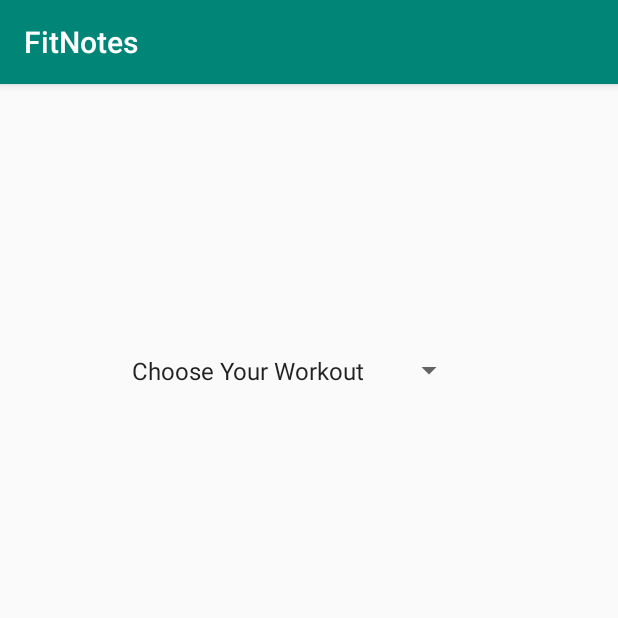
After one commit to angad-singh15/CS449-Project, an Android app: the WorkoutActivity screen opened directly, with no data from a screen before it, on a phone screen of 412 x 824 dp, the top half of it. The commit adds this screen. Run offline under Robolectric (Android 15) with nearby library versions, the phone set to English and light mode, and no system bars.

Commit message:
Updated workout page and added new activities

```diff
--- a/app/build.gradle
+++ b/app/build.gradle
@@ -23,6 +23,9 @@
     implementation fileTree(dir: 'libs', include: ['*.jar'])
     implementation 'androidx.appcompat:appcompat:1.0.2'
     implementation 'androidx.constraintlayout:constraintlayout:1.1.3'
+    implementation 'com.google.android.material:material:1.0.0'
+    implementation 'androidx.lifecycle:lifecycle-extensions:2.0.0'
+    implementation 'androidx.legacy:legacy-support-v4:1.0.0'
     testImplementation 'junit:junit:4.12'
     androidTestImplementation 'androidx.test.ext:junit:1.1.0'
     androidTestImplementation 'androidx.test.espresso:espresso-core:3.1.1'
--- a/app/src/main/AndroidManifest.xml
+++ b/app/src/main/AndroidManifest.xml
@@ -9,7 +9,9 @@
         android:roundIcon="@mipmap/ic_launcher_round"
         android:supportsRtl="true"
         android:theme="@style/AppTheme">
-        <activity android:name=".DropDownActivity"></activity>
+        <activity android:name=".WorkoutActivity"></activity>
+        <activity android:name=".TimerActivity" />
+        <activity android:name=".DropDownActivity" />
         <activity android:name=".MainActivity">
             <intent-filter>
                 <action android:name="android.intent.action.MAIN" />
--- /dev/null
+++ b/app/src/main/java/com/example/fitnotes/WorkoutActivity.java
@@ -0,0 +1,44 @@
+package com.example.fitnotes;
+
+import androidx.appcompat.app.AppCompatActivity;
+
+import android.content.Intent;
+import android.os.Bundle;
+import android.view.View;
+import android.widget.AdapterView;
+import android.widget.ArrayAdapter;
+import android.widget.Spinner;
+
+public class WorkoutActivity extends AppCompatActivity implements AdapterView.OnItemSelectedListener {
+
+    @Override
+    protected void onCreate(Bundle savedInstanceState) {
+        super.onCreate(savedInstanceState);
+        setContentView(R.layout.activity_workout);
+
+        Spinner workoutSpinner = findViewById(R.id.spinnerCategory);
+        ArrayAdapter<CharSequence> adapter = ArrayAdapter.createFromResource(this, R.array.WorkoutType, android.R.layout.simple_spinner_item);
+        adapter.setDropDownViewResource(android.R.layout.simple_spinner_dropdown_item);
+        workoutSpinner.setAdapter(adapter);
+        workoutSpinner.setOnItemSelectedListener(this);
+
+    }
+
+    @Override
+    public void onItemSelected(AdapterView<?> parent, View view, int position, long id) {
+
+        if (parent.getItemAtPosition(position).equals("Choose Your Workout")) {
+            // do nothing
+        } else {
+            Intent intent = new Intent(WorkoutActivity.this, DropDownActivity.class);
+            startActivity(intent);
+        }
+
+    }
+
+    @Override
+    public void onNothingSelected(AdapterView<?> parent) {
+
+
+    }
+}
--- /dev/null
+++ b/app/src/main/res/layout/activity_workout.xml
@@ -0,0 +1,20 @@
+<?xml version="1.0" encoding="utf-8"?>
+<androidx.constraintlayout.widget.ConstraintLayout xmlns:android="http://schemas.android.com/apk/res/android"
+    xmlns:app="http://schemas.android.com/apk/res-auto"
+    xmlns:tools="http://schemas.android.com/tools"
+    android:layout_width="match_parent"
+    android:layout_height="match_parent"
+    tools:context=".WorkoutActivity">
+
+    <Spinner
+        android:id="@+id/spinnerCategory"
+        android:layout_width="230dp"
+        android:layout_height="62dp"
+        app:layout_constraintBottom_toBottomOf="parent"
+        app:layout_constraintEnd_toEndOf="parent"
+        app:layout_constraintHorizontal_bias="0.441"
+        app:layout_constraintStart_toStartOf="parent"
+        app:layout_constraintTop_toTopOf="parent"
+        app:layout_constraintVertical_bias="0.227" />
+
+</androidx.constraintlayout.widget.ConstraintLayout>
--- /dev/null
+++ b/app/src/main/res/values-w820dp/dimens.xml
@@ -0,0 +1,6 @@
+<resources>
+    <!-- Example customization of dimensions originally defined in res/values/dimens.xml
+         (such as screen margins) for screens with more than 820dp of available width. This
+         would include 7" and 10" devices in landscape (~960dp and ~1280dp respectively). -->
+    <dimen name="activity_horizontal_margin">64dp</dimen>
+</resources>
```
Also changed, not shown: app/src/main/java/com/example/fitnotes/MainActivity.java (+33 -22 lines), app/src/main/java/com/example/fitnotes/TimerActivity.java (added, +14 -0 lines), app/src/main/res/layout/activity_main.xml (+39 -61 lines), app/src/main/res/layout/activity_timer.xml (added, +9 -0 lines), app/src/main/res/values/dimens.xml (added, +8 -0 lines), app/src/main/res/values/strings.xml (+8 -0 lines), app/src/main/res/values/styles.xml (+9 -0 lines).
